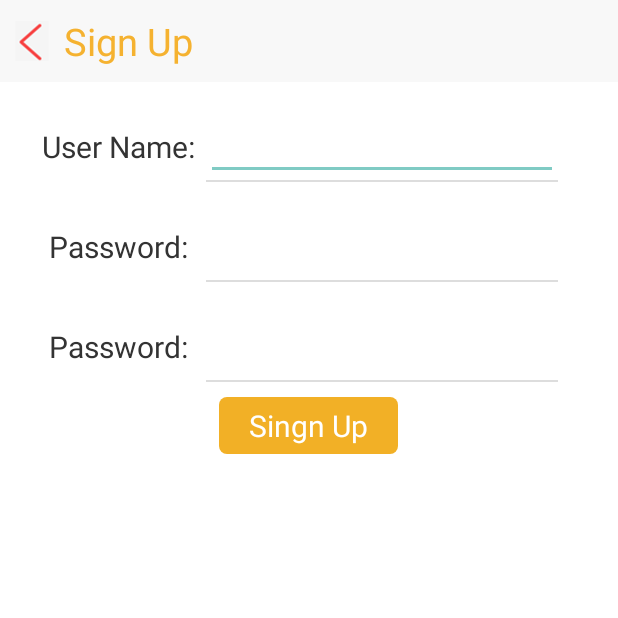
After one commit to Tchitos/nourriture-7, an Android app: the RegistActivity screen opened directly, with no data from a screen before it, on a phone screen of 412 x 824 dp, the top half of it. The commit adds this screen. Run offline under Robolectric (Android 15) with nearby library versions, the phone set to English and light mode, and no system bars.

Commit message:
Login UI and Regist UI

```diff
--- a/source/android/Nourriture/app/src/main/AndroidManifest.xml
+++ b/source/android/Nourriture/app/src/main/AndroidManifest.xml
@@ -22,6 +22,12 @@
         <activity
             android:name=".RecipeDetailActivity">
         </activity>
+        <activity
+            android:name=".LoginActivity">
+        </activity>
+        <activity
+            android:name=".RegistActivity">
+        </activity>
     </application>
 
 </manifest>
--- /dev/null
+++ b/source/android/Nourriture/app/src/main/java/com/android/nourriture/nourriture/RegistActivity.java
@@ -0,0 +1,16 @@
+package com.android.nourriture.nourriture;
+
+import android.app.Activity;
+import android.os.Bundle;
+
+/**
+ * Created by Administrator on 2015/12/14.
+ */
+public class RegistActivity extends Activity {
+
+    @Override
+    protected void onCreate(Bundle savedInstanceState) {
+        super.onCreate(savedInstanceState);
+        setContentView(R.layout.regist);
+    }
+}
--- a/source/android/Nourriture/app/src/main/java/com/android/nourriture/nourriture/SearchResultActivity.java
+++ b/source/android/Nourriture/app/src/main/java/com/android/nourriture/nourriture/SearchResultActivity.java
@@ -69,7 +69,7 @@ public class SearchResultActivity extends FragmentActivity {
         mTabLineIv = (ImageView) this.findViewById(R.id.id_tab_line_iv);
 
         viewPager = (MyViewPager)findViewById(R.id.st_view_pager);
-        viewPager.setCanScroll(false);
+        viewPager.setCanScroll(true);
 
         ingredientListFragment = new IngredientListFragment();
         recipeListFragment = new RecipeListFragment();
--- /dev/null
+++ b/source/android/Nourriture/app/src/main/res/drawable/rounded_outer5.xml
@@ -0,0 +1,9 @@
+<?xml version="1.0" encoding="utf-8"?>
+<shape xmlns:android="http://schemas.android.com/apk/res/android"
+    android:shape="rectangle">
+
+    <solid android:color="#f2b026" />
+
+    <corners android:radius="5dip" />
+
+</shape>
--- a/source/android/Nourriture/app/src/main/res/layout/layout_personal.xml
+++ b/source/android/Nourriture/app/src/main/res/layout/layout_personal.xml
@@ -36,6 +36,7 @@
         android:orientation="horizontal">
 
         <TextView
+            android:id="@+id/login_tv"
             android:layout_width="wrap_content"
             android:layout_height="wrap_content"
             android:text="Sign In"
@@ -83,6 +84,7 @@
             android:layout_centerVertical="true"/>
 
         <TextView
+            android:id="@+id/regist_tv"
             android:layout_width="wrap_content"
             android:layout_height="wrap_content"
             android:text="Public Recipe"
--- /dev/null
+++ b/source/android/Nourriture/app/src/main/res/layout/regist.xml
@@ -0,0 +1,165 @@
+<?xml version="1.0" encoding="utf-8"?>
+<LinearLayout xmlns:android="http://schemas.android.com/apk/res/android"
+    android:layout_width="match_parent"
+    android:layout_height="match_parent"
+    android:background="#ffffff"
+    android:orientation="vertical" >
+
+    <LinearLayout
+        android:layout_width="match_parent"
+        android:layout_height="wrap_content"
+        android:orientation="horizontal"
+        android:background="#f8f8f8"
+        android:gravity="center_vertical"
+        android:paddingTop="10dp"
+        android:paddingBottom="10dp"
+        android:paddingLeft="10dp">
+
+        <ImageView
+            android:layout_width="wrap_content"
+            android:layout_height="wrap_content"
+            android:src="@mipmap/search_back"/>
+
+        <TextView
+            android:layout_width="wrap_content"
+            android:layout_height="wrap_content"
+            android:text="Sign Up"
+            android:textColor="#f5b230"
+            android:textSize="25dp"
+            android:paddingLeft="10dp"/>
+    </LinearLayout>
+
+    <LinearLayout
+        android:layout_width="match_parent"
+        android:layout_height="wrap_content"
+        android:orientation="horizontal"
+        android:paddingLeft="20dp"
+        android:paddingRight="40dp"
+        android:layout_marginTop="20dp"
+        android:gravity="center_horizontal">
+
+        <TextView
+            android:layout_width="match_parent"
+            android:layout_height="match_parent"
+            android:text="User Name:"
+            android:textColor="#333333"
+            android:textSize="20dp"
+            android:layout_weight="2"
+            android:gravity="center"/>
+
+        <LinearLayout
+            android:layout_width="match_parent"
+            android:layout_height="wrap_content"
+            android:orientation="vertical"
+            android:layout_weight="1">
+
+        <EditText
+            android:layout_width="match_parent"
+            android:layout_height="wrap_content"
+            android:layout_weight="1"/>
+
+            <View
+                android:layout_width="match_parent"
+                android:layout_height="1dp"
+                android:background="#dddddd"
+                android:paddingLeft="-10dp">
+            </View>
+        </LinearLayout>
+    </LinearLayout>
+
+    <LinearLayout
+        android:layout_width="match_parent"
+        android:layout_height="wrap_content"
+        android:orientation="horizontal"
+        android:paddingLeft="20dp"
+        android:paddingRight="40dp"
+        android:layout_marginTop="20dp"
+        android:gravity="center_horizontal">
+
+        <TextView
+            android:layout_width="match_parent"
+            android:layout_height="match_parent"
+            android:text="Password:"
+            android:textColor="#333333"
+            android:textSize="20dp"
+            android:layout_weight="2"
+            android:gravity="center"/>
+
+        <LinearLayout
+            android:layout_width="match_parent"
+            android:layout_height="wrap_content"
+            android:orientation="vertical"
+            android:layout_weight="1">
+
+            <EditText
+                android:layout_width="match_parent"
+                android:layout_height="wrap_content"
+                android:layout_weight="1"/>
+
+            <View
+                android:layout_width="match_parent"
+                android:layout_height="1dp"
+                android:background="#dddddd"
+                android:paddingLeft="-10dp">
+            </View>
+        </LinearLayout>
+    </LinearLayout>
+
+    <LinearLayout
+        android:layout_width="match_parent"
+        android:layout_height="wrap_content"
+        android:orientation="horizontal"
+        android:paddingLeft="20dp"
+        android:paddingRight="40dp"
+        android:layout_marginTop="20dp"
+        android:gravity="center_horizontal">
+
+        <TextView
+            android:layout_width="match_parent"
+            android:layout_height="match_parent"
+            android:text="Password:"
+            android:textColor="#333333"
+            android:textSize="20dp"
+            android:layout_weight="2"
+            android:gravity="center"/>
+
+        <LinearLayout
+            android:layout_width="match_parent"
+            android:layout_height="wrap_content"
+            android:orientation="vertical"
+            android:layout_weight="1">
+
+            <EditText
+                android:layout_width="match_parent"
+                android:layout_height="wrap_content"
+                android:layout_weight="1"/>
+
+            <View
+                android:layout_width="match_parent"
+                android:layout_height="1dp"
+                android:background="#dddddd"
+                android:paddingLeft="-10dp">
+            </View>
+        </LinearLayout>
+    </LinearLayout>
+
+    <RelativeLayout
+        android:layout_width="match_parent"
+        android:layout_height="wrap_content"
+        android:orientation="horizontal"
+        android:layout_marginTop="10dp">
+
+        <TextView
+            android:layout_width="wrap_content"
+            android:layout_height="wrap_content"
+            android:text="Singn Up"
+            android:textSize="20dp"
+            android:textColor="#ffffff"
+            android:layout_centerInParent="true"
+            android:background="@drawable/rounded_outer5"
+            android:paddingLeft="20dp"
+            android:paddingRight="20dp"
+            android:paddingTop="5dp"
+            android:paddingBottom="5dp" />
+    </RelativeLayout>
+</LinearLayout>
```
Also changed, not shown: source/android/Nourriture/app/src/main/java/com/android/nourriture/nourriture/LoginActivity.java (added, +16 -0 lines), source/android/Nourriture/app/src/main/java/com/android/nurriture/fragment/PersonalFragment.java (+31 -1 lines), source/android/Nourriture/app/src/main/res/layout/login.xml (added, +127 -0 lines).
